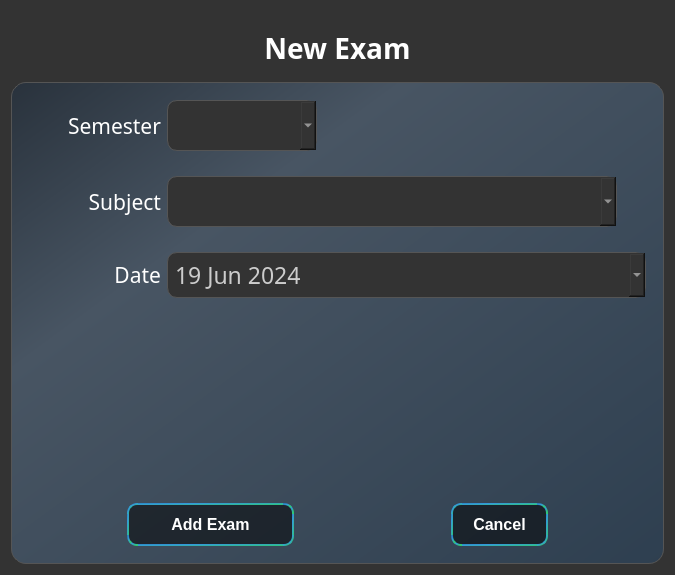
Old version of the form lab/src/lab/newsub.ui in the repository vyshnav20/Department-Management-and-Learning-Platform.
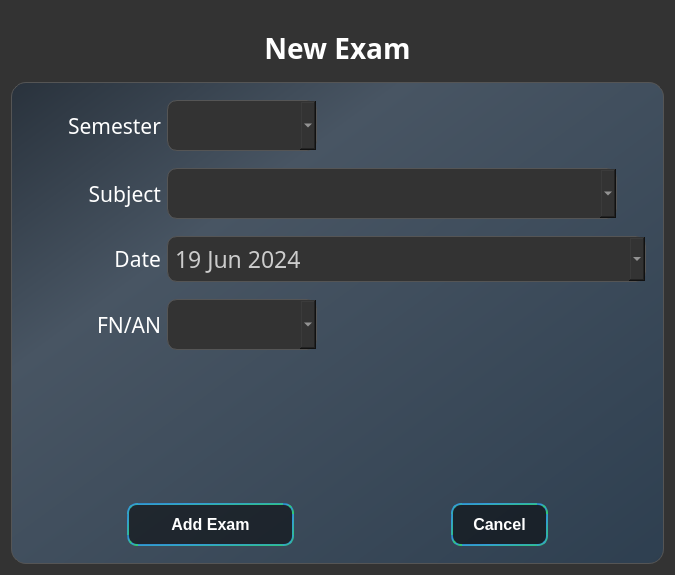
New version of the form. Icons and pictures are not drawn.

Patch:
```diff
--- a/lab/src/lab/newsub.ui
+++ b/lab/src/lab/newsub.ui
@@ -212,12 +212,12 @@
         <property name="maximumSize">
          <size>
           <width>16777215</width>
-          <height>560</height>
+          <height>616</height>
          </size>
         </property>
         <layout class="QFormLayout" name="formLayout">
          <property name="verticalSpacing">
-          <number>25</number>
+          <number>17</number>
          </property>
          <item row="0" column="0">
           <widget class="QLabel" name="label_2">
@@ -263,7 +263,7 @@
            </property>
           </widget>
          </item>
-         <item row="1" column="0">
+         <item row="2" column="0">
           <widget class="QLabel" name="label_6">
            <property name="minimumSize">
             <size>
@@ -285,7 +285,7 @@
            </property>
           </widget>
          </item>
-         <item row="1" column="1">
+         <item row="2" column="1">
           <widget class="QComboBox" name="comboBox_3">
            <property name="minimumSize">
             <size>
@@ -307,7 +307,7 @@
            </property>
           </widget>
          </item>
-         <item row="2" column="0">
+         <item row="4" column="0">
           <widget class="QLabel" name="label_3">
            <property name="minimumSize">
             <size>
@@ -329,7 +329,7 @@
            </property>
           </widget>
          </item>
-         <item row="2" column="1">
+         <item row="4" column="1">
           <widget class="QDateEdit" name="dateEdit">
            <property name="font">
             <font>
@@ -359,6 +359,50 @@
            </property>
           </widget>
          </item>
+         <item row="5" column="0">
+          <widget class="QLabel" name="label_4">
+           <property name="minimumSize">
+            <size>
+             <width>132</width>
+             <height>0</height>
+            </size>
+           </property>
+           <property name="font">
+            <font>
+             <family>Orbitron</family>
+             <pointsize>16</pointsize>
+            </font>
+           </property>
+           <property name="text">
+            <string>FN/AN</string>
+           </property>
+           <property name="alignment">
+            <set>Qt::AlignRight|Qt::AlignTrailing|Qt::AlignVCenter</set>
+           </property>
+          </widget>
+         </item>
+         <item row="5" column="1">
+          <widget class="QComboBox" name="comboBox_4">
+           <property name="minimumSize">
+            <size>
+             <width>0</width>
+             <height>30</height>
+            </size>
+           </property>
+           <property name="maximumSize">
+            <size>
+             <width>150</width>
+             <height>16777215</height>
+            </size>
+           </property>
+           <property name="font">
+            <font>
+             <family>Agency FB</family>
+             <pointsize>20</pointsize>
+            </font>
+           </property>
+          </widget>
+         </item>
         </layout>
        </widget>
       </item>
```
